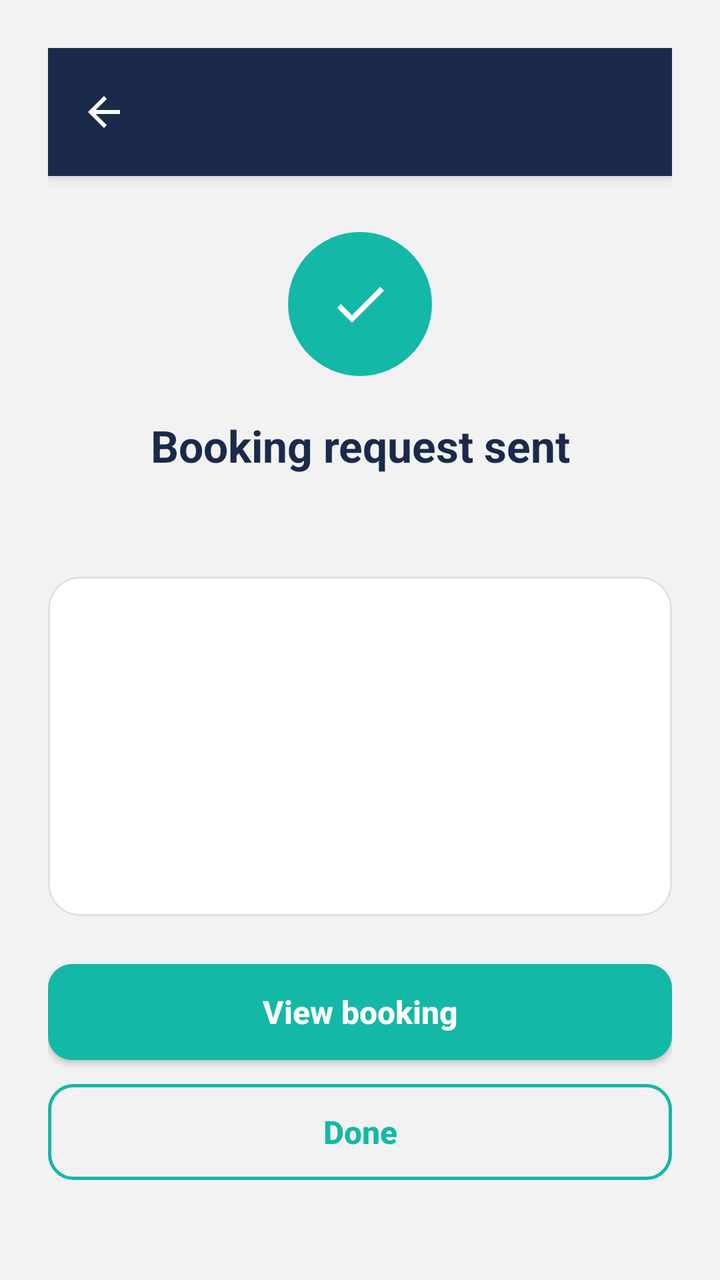
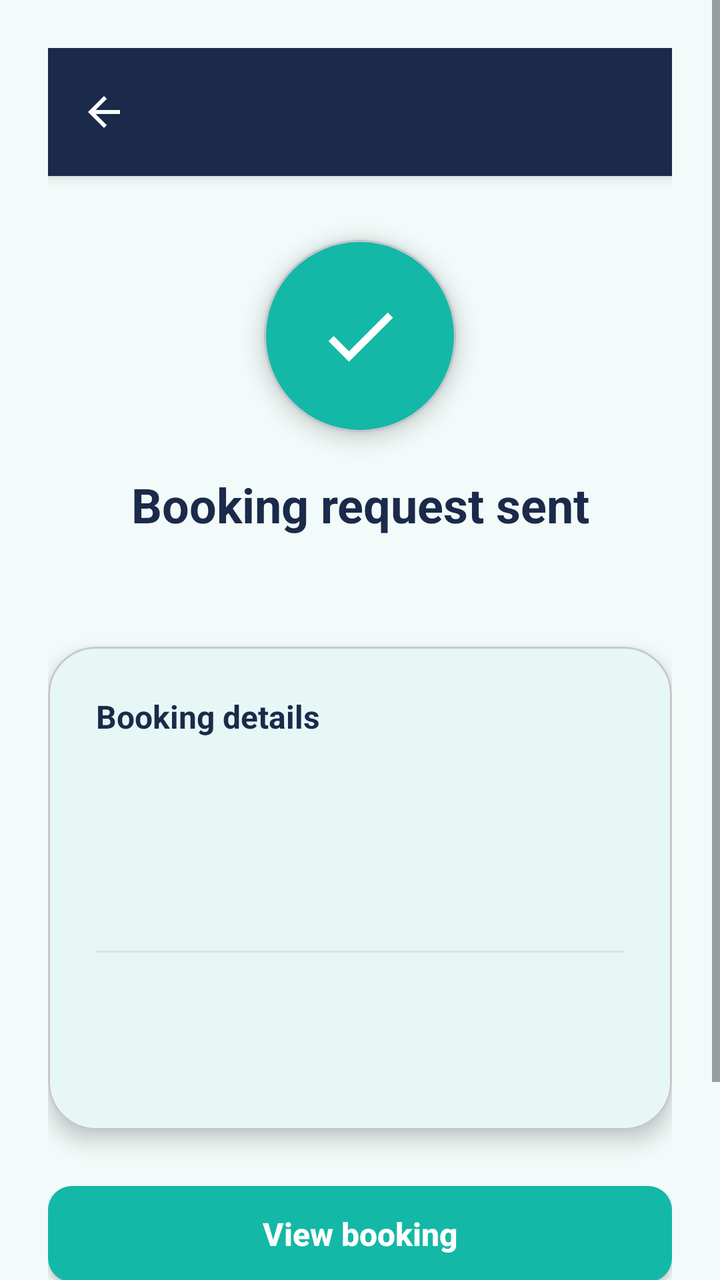

Two renders of the same Android screen: before a commit and after it. Below are the layout's source before the change and the commit's diff.
<!-- AndroidManifest.xml: application theme Theme.HairGo -->
<!-- res/layout/activity_booking_confirmation.xml -->
<?xml version="1.0" encoding="utf-8"?>
<ScrollView
    xmlns:android="http://schemas.android.com/apk/res/android"
    xmlns:app="http://schemas.android.com/apk/res-auto"
    android:layout_width="match_parent"
    android:layout_height="match_parent"
    android:fillViewport="true"
    android:background="@color/grey_light">

    <androidx.constraintlayout.widget.ConstraintLayout
        android:layout_width="match_parent"
        android:layout_height="wrap_content"
        android:padding="24dp">

        <include
            android:id="@+id/header"
            layout="@layout/component_header"
            app:layout_constraintTop_toTopOf="parent"
            app:layout_constraintStart_toStartOf="parent"
            app:layout_constraintEnd_toEndOf="parent"/>

        <ImageView
            android:id="@+id/ivConfirmationIcon"
            android:layout_width="72dp"
            android:layout_height="72dp"
            android:layout_marginTop="28dp"
            android:background="@drawable/bg_circle_teal"
            android:contentDescription="@null"
            android:padding="20dp"
            android:src="@drawable/ic_check"
            android:tint="@color/white"
            app:layout_constraintTop_toBottomOf="@id/header"
            app:layout_constraintStart_toStartOf="parent"
            app:layout_constraintEnd_toEndOf="parent"/>

        <TextView
            android:id="@+id/tvConfirmationTitle"
            android:layout_width="0dp"
            android:layout_height="wrap_content"
            android:layout_marginTop="20dp"
            android:gravity="center"
            android:text="@string/booking_created_success"
            android:textColor="@color/heading"
            android:textSize="22sp"
            android:textStyle="bold"
            app:layout_constraintTop_toBottomOf="@id/ivConfirmationIcon"
            app:layout_constraintStart_toStartOf="parent"
            app:layout_constraintEnd_toEndOf="parent"/>

        <TextView
            android:id="@+id/tvConfirmationMessage"
            android:layout_width="0dp"
            android:layout_height="wrap_content"
            android:layout_marginTop="8dp"
            android:gravity="center"
            android:textColor="@color/grey_medium"
            android:textSize="14sp"
            app:layout_constraintTop_toBottomOf="@id/tvConfirmationTitle"
            app:layout_constraintStart_toStartOf="parent"
            app:layout_constraintEnd_toEndOf="parent"/>

        <com.google.android.material.card.MaterialCardView
            android:id="@+id/confirmationCard"
            android:layout_width="0dp"
            android:layout_height="wrap_content"
            android:layout_marginTop="24dp"
            app:cardBackgroundColor="@color/white"
            app:cardCornerRadius="16dp"
            app:cardElevation="0dp"
            app:strokeColor="@color/grey_border"
            app:strokeWidth="1dp"
            app:layout_constraintTop_toBottomOf="@id/tvConfirmationMessage"
            app:layout_constraintStart_toStartOf="parent"
            app:layout_constraintEnd_toEndOf="parent">

            <LinearLayout
                android:layout_width="match_parent"
                android:layout_height="wrap_content"
                android:orientation="vertical"
                android:padding="16dp">

                <TextView
                    android:id="@+id/tvConfirmationSalon"
                    android:layout_width="match_parent"
                    android:layout_height="wrap_content"
                    android:textColor="@color/heading"
                    android:textSize="18sp"
                    android:textStyle="bold"/>

                <TextView
                    android:id="@+id/tvConfirmationServices"
                    android:layout_width="match_parent"
                    android:layout_height="wrap_content"
                    android:layout_marginTop="8dp"
                    android:textColor="@color/grey_dark"
                    android:textSize="14sp"/>

                <TextView
                    android:id="@+id/tvConfirmationDateTime"
                    android:layout_width="match_parent"
                    android:layout_height="wrap_content"
                    android:layout_marginTop="8dp"
                    android:textColor="@color/grey_dark"
                    android:textSize="14sp"/>

                <TextView
                    android:id="@+id/tvConfirmationTotal"
                    android:layout_width="match_parent"
                    android:layout_height="wrap_content"
                    android:layout_marginTop="12dp"
                    android:textColor="@color/heading"
                    android:textSize="15sp"
                    android:textStyle="bold"/>

                <TextView
                    android:id="@+id/tvConfirmationPayment"
                    android:layout_width="match_parent"
                    android:layout_height="wrap_content"
                    android:layout_marginTop="8dp"
                    android:textColor="@color/grey_dark"
                    android:textSize="14sp"/>

            </LinearLayout>

        </com.google.android.material.card.MaterialCardView>

        <androidx.appcompat.widget.AppCompatButton
            android:id="@+id/btnViewBooking"
            style="@style/ButtonPrimary"
            android:layout_width="0dp"
            android:layout_height="wrap_content"
            android:layout_marginTop="24dp"
            android:text="@string/btn_view_booking"
            app:layout_constraintTop_toBottomOf="@id/confirmationCard"
            app:layout_constraintStart_toStartOf="parent"
            app:layout_constraintEnd_toEndOf="parent"/>

        <androidx.appcompat.widget.AppCompatButton
            android:id="@+id/btnDone"
            style="@style/ButtonSecondaryOutline"
            android:layout_width="0dp"
            android:layout_height="wrap_content"
            android:layout_marginTop="12dp"
            android:text="@string/btn_done"
            app:layout_constraintTop_toBottomOf="@id/btnViewBooking"
            app:layout_constraintStart_toStartOf="parent"
            app:layout_constraintEnd_toEndOf="parent"/>

    </androidx.constraintlayout.widget.ConstraintLayout>
</ScrollView>
<!-- res/layout/component_header.xml (included above) -->
<?xml version="1.0" encoding="utf-8"?>
<androidx.constraintlayout.widget.ConstraintLayout
    xmlns:android="http://schemas.android.com/apk/res/android"
    xmlns:app="http://schemas.android.com/apk/res-auto"
    android:layout_width="match_parent"
    android:layout_height="64dp"
    android:background="@color/navy"
    android:elevation="4dp">

    <ImageButton
        android:id="@+id/btnBack"
        android:layout_width="40dp"
        android:layout_height="40dp"
        android:background="@android:color/transparent"
        android:src="@drawable/ic_back_arrow"
        app:layout_constraintTop_toTopOf="parent"
        app:layout_constraintBottom_toBottomOf="parent"
        app:layout_constraintStart_toStartOf="parent"
        android:layout_marginStart="8dp"/>

    <TextView
        android:id="@+id/tvHeaderTitle"
        android:layout_width="wrap_content"
        android:layout_height="wrap_content"
        android:textColor="@color/white"
        android:textSize="20sp"
        android:textStyle="bold"
        app:layout_constraintTop_toTopOf="parent"
        app:layout_constraintBottom_toBottomOf="parent"
        app:layout_constraintStart_toStartOf="parent"
        app:layout_constraintEnd_toEndOf="parent"/>

</androidx.constraintlayout.widget.ConstraintLayout>
<!-- resources referenced by this layout -->
<resources>
  <color name="grey_border">#E0E0E0</color>
  <color name="grey_dark">#333333</color>
  <color name="grey_light">#F2F2F2</color>
  <color name="grey_medium">#8A8A8A</color>
  <color name="heading">#1B2A4A</color>
  <color name="navy">#1B2A4A</color>
  <color name="white">#FFFFFF</color>
  <!-- drawable bg_circle_teal (drawable) -->
  <?xml version="1.0" encoding="utf-8"?>
  <shape xmlns:android="http://schemas.android.com/apk/res/android"
      android:shape="oval">
      <solid android:color="@color/teal" />
  </shape>
  <!-- drawable ic_back_arrow (drawable) -->
  <vector xmlns:android="http://schemas.android.com/apk/res/android"
      android:width="24dp" android:height="24dp"
      android:viewportWidth="24" android:viewportHeight="24">
      <path android:fillColor="#FFFFFFFF"
          android:pathData="M20,11H7.83l5.59,-5.59L12,4l-8,8 8,8 1.41,-1.41L7.83,13H20v-2z"/>
  </vector>
  <!-- drawable ic_check (drawable) -->
  <vector xmlns:android="http://schemas.android.com/apk/res/android"
      android:width="24dp" android:height="24dp"
      android:viewportWidth="24" android:viewportHeight="24">
      <path android:fillColor="#FF000000"
          android:pathData="M9,16.17L4.83,12l-1.42,1.41L9,19 21,7l-1.41,-1.41z"/>
  </vector>
  <string name="booking_created_success">Booking request sent</string>
  <string name="btn_done">Done</string>
  <string name="btn_view_booking">View booking</string>
  <style name="ButtonPrimary" parent="Widget.AppCompat.Button">
          <item name="android:background">@drawable/bg_button_teal</item>
          <item name="android:textColor">@color/white</item>
          <item name="android:textSize">16sp</item>
          <item name="android:textStyle">bold</item>
          <item name="android:textAllCaps">false</item>
          <item name="android:layout_height">56dp</item>
      </style>
  <style name="Theme.HairGo" parent="Base.Theme.HairGo">
          <item name="snackbarStyle">@style/Widget.HairGo.Snackbar</item>
      </style>
  <color name="teal">#14B8A6</color>
  <!-- drawable bg_button_teal (drawable) -->
  <?xml version="1.0" encoding="utf-8"?>
  <shape xmlns:android="http://schemas.android.com/apk/res/android"
      android:shape="rectangle">
      <solid android:color="@color/teal"/>
      <corners android:radius="12dp"/>
  </shape>
  <!-- drawable bg_button_outline_teal (drawable) -->
  <shape xmlns:android="http://schemas.android.com/apk/res/android" android:shape="rectangle">
      <corners android:radius="12dp"/>
      <stroke android:width="1.5dp" android:color="@color/teal"/>
      <solid android:color="@android:color/transparent"/>
  </shape>
  <style name="Base.Theme.HairGo" parent="Theme.Material3.DayNight.NoActionBar">
          <item name="colorPrimary">@color/teal</item>
          <item name="colorOnPrimary">@color/white</item>
          <item name="colorSurface">@color/surface</item>
          <item name="colorOnSurface">@color/text_primary</item>
          <item name="colorSurfaceVariant">@color/grey_light</item>
          <item name="colorOnSurfaceVariant">@color/grey_medium</item>
          <item name="colorOutline">@color/grey_border</item>
          <item name="android:colorBackground">@color/grey_light</item>
      </style>
  <style name="Widget.HairGo.Snackbar" parent="Widget.Material3.Snackbar">
          <item name="backgroundTint">@color/navy</item>
          <item name="android:textColor">@color/white</item>
          <item name="shapeAppearanceOverlay">@style/ShapeAppearanceOverlay.HairGo_Snackbar</item>
      </style>
  <color name="surface">#FFFFFF</color>
  <color name="text_primary">#1A1A1A</color>
  <style name="ShapeAppearanceOverlay.HairGo_Snackbar" parent="">
          <item name="cornerFamily">rounded</item>
          <item name="cornerSize">16dp</item>
      </style>
  <!-- unchanged entries left out for length: 1 -->
</resources>

<!-- the commit's change to res/layout/activity_booking_confirmation.xml (unified diff, before → after) -->
@@ -5,7 +5,7 @@
     android:layout_width="match_parent"
     android:layout_height="match_parent"
     android:fillViewport="true"
-    android:background="@color/grey_light">
+    android:background="@color/home_bg">
 
     <androidx.constraintlayout.widget.ConstraintLayout
         android:layout_width="match_parent"
@@ -19,19 +19,27 @@
             app:layout_constraintStart_toStartOf="parent"
             app:layout_constraintEnd_toEndOf="parent"/>
 
-        <ImageView
-            android:id="@+id/ivConfirmationIcon"
-            android:layout_width="72dp"
-            android:layout_height="72dp"
-            android:layout_marginTop="28dp"
-            android:background="@drawable/bg_circle_teal"
-            android:contentDescription="@null"
-            android:padding="20dp"
-            android:src="@drawable/ic_check"
-            android:tint="@color/white"
+        <com.google.android.material.card.MaterialCardView
+            android:id="@+id/iconCard"
+            android:layout_width="96dp"
+            android:layout_height="96dp"
+            android:layout_marginTop="32dp"
+            app:cardBackgroundColor="@color/teal"
+            app:cardCornerRadius="48dp"
+            app:cardElevation="6dp"
             app:layout_constraintTop_toBottomOf="@id/header"
             app:layout_constraintStart_toStartOf="parent"
-            app:layout_constraintEnd_toEndOf="parent"/>
+            app:layout_constraintEnd_toEndOf="parent">
+
+            <ImageView
+                android:id="@+id/ivConfirmationIcon"
+                android:layout_width="match_parent"
+                android:layout_height="match_parent"
+                android:contentDescription="@null"
+                android:padding="26dp"
+                android:src="@drawable/ic_check"
+                android:tint="@color/white"/>
+        </com.google.android.material.card.MaterialCardView>
 
         <TextView
             android:id="@+id/tvConfirmationTitle"
@@ -40,10 +48,10 @@
             android:layout_marginTop="20dp"
             android:gravity="center"
             android:text="@string/booking_created_success"
-            android:textColor="@color/heading"
-            android:textSize="22sp"
+            android:textColor="@color/navy"
+            android:textSize="24sp"
             android:textStyle="bold"
-            app:layout_constraintTop_toBottomOf="@id/ivConfirmationIcon"
+            app:layout_constraintTop_toBottomOf="@id/iconCard"
             app:layout_constraintStart_toStartOf="parent"
             app:layout_constraintEnd_toEndOf="parent"/>
 
@@ -63,12 +71,10 @@
             android:id="@+id/confirmationCard"
             android:layout_width="0dp"
             android:layout_height="wrap_content"
-            android:layout_marginTop="24dp"
-            app:cardBackgroundColor="@color/white"
-            app:cardCornerRadius="16dp"
-            app:cardElevation="0dp"
-            app:strokeColor="@color/grey_border"
-            app:strokeWidth="1dp"
+            android:layout_marginTop="28dp"
+            app:cardBackgroundColor="@color/surface"
+            app:cardCornerRadius="24dp"
+            app:cardElevation="6dp"
             app:layout_constraintTop_toBottomOf="@id/tvConfirmationMessage"
             app:layout_constraintStart_toStartOf="parent"
             app:layout_constraintEnd_toEndOf="parent">
@@ -77,12 +83,21 @@
                 android:layout_width="match_parent"
                 android:layout_height="wrap_content"
                 android:orientation="vertical"
-                android:padding="16dp">
+                android:padding="24dp">
+
+                <TextView
+                    android:layout_width="match_parent"
+                    android:layout_height="wrap_content"
+                    android:text="Booking details"
+                    android:textColor="@color/navy"
+                    android:textSize="16sp"
+                    android:textStyle="bold"/>
 
                 <TextView
                     android:id="@+id/tvConfirmationSalon"
                     android:layout_width="match_parent"
                     android:layout_height="wrap_content"
+                    android:layout_marginTop="12dp"
                     android:textColor="@color/heading"
                     android:textSize="18sp"
                     android:textStyle="bold"/>
@@ -103,13 +118,19 @@
                     android:textColor="@color/grey_dark"
                     android:textSize="14sp"/>
 
+                <View
+                    android:layout_width="match_parent"
+                    android:layout_height="1dp"
+                    android:layout_marginTop="16dp"
+                    android:background="@color/grey_border"/>
+
                 <TextView
                     android:id="@+id/tvConfirmationTotal"
                     android:layout_width="match_parent"
                     android:layout_height="wrap_content"
-                    android:layout_marginTop="12dp"
+                    android:layout_marginTop="16dp"
                     android:textColor="@color/heading"
-                    android:textSize="15sp"
+                    android:textSize="16sp"
                     android:textStyle="bold"/>
 
                 <TextView
@@ -129,7 +150,7 @@
             style="@style/ButtonPrimary"
             android:layout_width="0dp"
             android:layout_height="wrap_content"
-            android:layout_marginTop="24dp"
+            android:layout_marginTop="28dp"
             android:text="@string/btn_view_booking"
             app:layout_constraintTop_toBottomOf="@id/confirmationCard"
             app:layout_constraintStart_toStartOf="parent"
@@ -141,10 +162,13 @@
             android:layout_width="0dp"
             android:layout_height="wrap_content"
             android:layout_marginTop="12dp"
+            android:layout_marginBottom="32dp"
             android:text="@string/btn_done"
             app:layout_constraintTop_toBottomOf="@id/btnViewBooking"
             app:layout_constraintStart_toStartOf="parent"
-            app:layout_constraintEnd_toEndOf="parent"/>
+            app:layout_constraintEnd_toEndOf="parent"
+            app:layout_constraintBottom_toBottomOf="parent"
+            app:layout_constraintVertical_bias="0"/>
 
     </androidx.constraintlayout.widget.ConstraintLayout>
 </ScrollView>
<!-- resource entries referenced after the edit -->
@@ -5,14 +5,9 @@
   <color name="grey_light">#F2F2F2</color>
   <color name="grey_medium">#8A8A8A</color>
   <color name="heading">#1B2A4A</color>
+  <color name="home_bg">#F2FBF9</color>
   <color name="navy">#1B2A4A</color>
   <color name="white">#FFFFFF</color>
-  <!-- drawable bg_circle_teal (drawable) -->
-  <?xml version="1.0" encoding="utf-8"?>
-  <shape xmlns:android="http://schemas.android.com/apk/res/android"
-      android:shape="oval">
-      <solid android:color="@color/teal" />
-  </shape>
   <!-- drawable ic_back_arrow (drawable) -->
   <vector xmlns:android="http://schemas.android.com/apk/res/android"
       android:width="24dp" android:height="24dp"
@@ -61,7 +56,7 @@
           <item name="colorSurface">@color/surface</item>
           <item name="colorOnSurface">@color/text_primary</item>
           <item name="colorSurfaceVariant">@color/grey_light</item>
-          <item name="colorOnSurfaceVariant">@color/grey_medium</item>
+          <item name="colorOnSurfaceVariant">@color/text_primary</item>
           <item name="colorOutline">@color/grey_border</item>
           <item name="android:colorBackground">@color/grey_light</item>
       </style>
